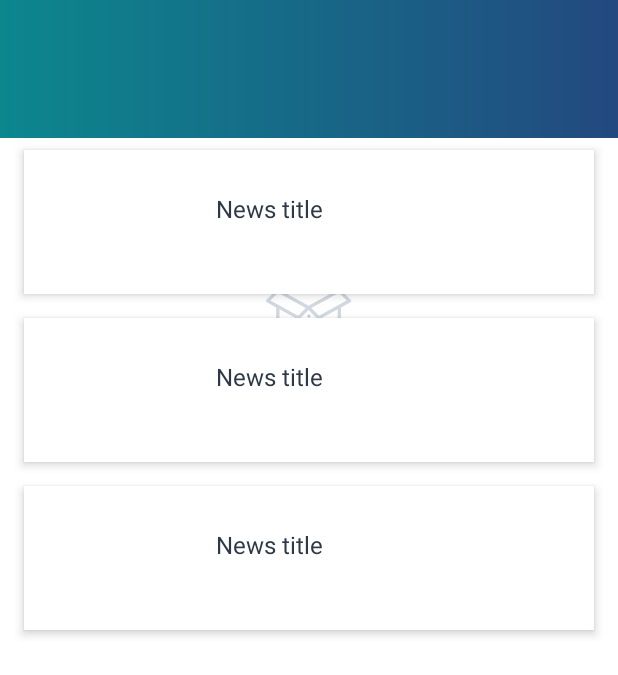
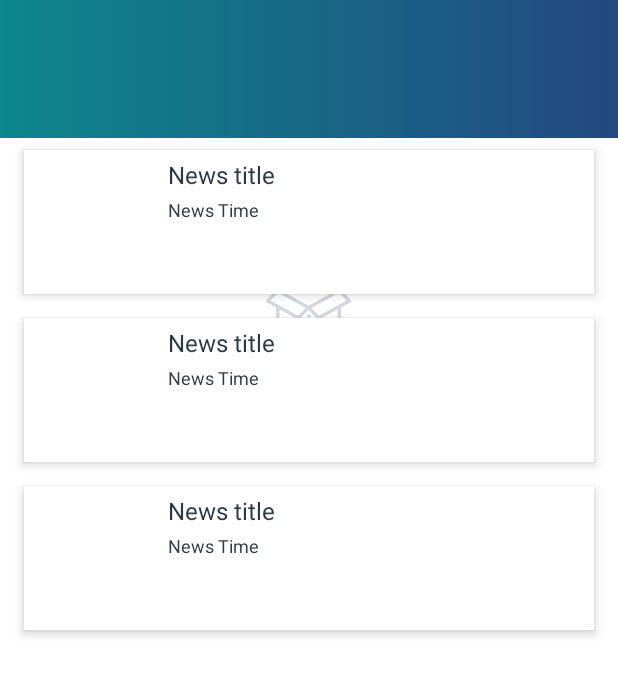
Before and after one commit to asimalali/PostsApp, an Android app: the layout fragment_news_list.xml on its own in the app's theme, with its tools: preview values and no code run, on a phone screen of 412 x 824 dp. Shown: the top 675 px of the screen. Run offline under Robolectric (Android 15) with nearby library versions, the phone set to English and light mode, and no system bars.

Commit message:
add article time

```diff
--- a/app/src/main/res/layout/item_news.xml
+++ b/app/src/main/res/layout/item_news.xml
@@ -28,20 +28,37 @@
       android:padding="@dimen/dim_5dp"
       />
 
+    <LinearLayout
+        android:layout_width="wrap_content"
+        android:layout_height="wrap_content"
+      android:orientation="vertical"
+      >
   <TextView
       android:id="@+id/NewsTitle"
       android:layout_width="wrap_content"
       android:layout_height="wrap_content"
-      android:layout_marginStart="@dimen/spacing_8dp"
-      android:layout_marginTop="4dp"
-      android:layout_marginEnd="@dimen/spacing_16dp"
-      android:padding="@dimen/spacing_24dp"
+      android:paddingTop="@dimen/dim_5dp"
       android:ellipsize="end"
       android:gravity="start"
-      android:text="ew"
       android:textAlignment="viewStart"
       android:textColor="@color/text_color_primary_dark"
       android:textSize="@dimen/text_size_16sp"
       tools:text="News title " />
 
+      <TextView
+          android:id="@+id/articleTime"
+          android:layout_width="wrap_content"
+          android:layout_height="wrap_content"
+          android:layout_marginTop="4dp"
+          android:ellipsize="end"
+          android:gravity="start"
+          android:textAlignment="viewStart"
+          android:textColor="@color/text_color_primary_dark"
+          android:textSize="@dimen/text_size_12sp"
+          tools:text="News Time "
+          android:layout_gravity="bottom"
+
+          />
+    </LinearLayout>
+
 </LinearLayout>
```
Also changed, not shown: app/src/main/java/com/mvvm/news/ui/post/list/NewsAdapter.kt (+6 -3 lines), app/src/main/java/com/mvvm/news/util/ext/CommonExt.kt (+16 -0 lines).
